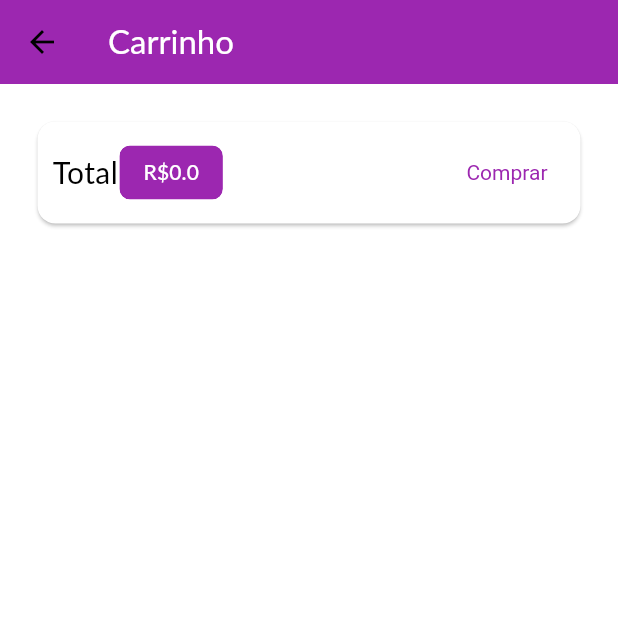
After one commit to CaioLCM/AppDeCompras-Flutter, a Flutter app: the CartPage screen opened by its route, on a phone screen of 412 x 824 dp, the top half of it. The commit adds this screen. Run offline on Flutter 3.47's test engine with Material 3 defaults, Android fonts, the phone set to English and light mode, and no system bars; network calls fail; Roboto replaces fonts that are missing (Lato).

Commit message:
Criei a tela do carrinho + Mostra o total

```diff
--- a/lib/main.dart
+++ b/lib/main.dart
@@ -1,6 +1,7 @@
 import 'package:flutter/material.dart';
 import 'package:semana6_7/models/cart.dart';
 import 'package:semana6_7/models/product_list.dart';
+import 'package:semana6_7/pages/cart_page.dart';
 import 'package:semana6_7/pages/counter_page.dart';
 import 'package:semana6_7/pages/product_detail_page.dart';
 import 'package:semana6_7/pages/products_overview_page.dart';
@@ -33,7 +34,8 @@
         ),
         home: ProductsOverviewPage(),
         routes: {
-          AppRoutes.PRODUCT_DETAIL: (ctx) => ProductDetailPage()
+          AppRoutes.PRODUCT_DETAIL: (ctx) => ProductDetailPage(),
+          AppRoutes.CART: (ctx) => CartPage()
         },
         debugShowCheckedModeBanner: false,
       ),
--- /dev/null
+++ b/lib/pages/cart_page.dart
@@ -0,0 +1,49 @@
+import 'package:flutter/material.dart';
+import 'package:flutter/widgets.dart';
+import 'package:provider/provider.dart';
+import 'package:semana6_7/models/cart.dart';
+
+class CartPage extends StatelessWidget {
+  const CartPage({super.key});
+
+  @override
+  Widget build(BuildContext context) {
+    final Cart cart = Provider.of(context);
+    return Scaffold(
+      appBar: AppBar(
+        title: Text("Carrinho", style: TextStyle(color: Colors.white)),
+        backgroundColor: Theme.of(context).primaryColor,
+      ),
+      body: Column(
+        children: [
+          Card(
+            margin: const EdgeInsets.all(25),
+            child: Padding(
+              padding: const EdgeInsets.all(10.0),
+              child: Row(
+                mainAxisAlignment: MainAxisAlignment.spaceBetween,
+                children: [
+                  Text("Total", style: TextStyle(fontSize: 20)),
+                  Chip(
+                    backgroundColor: Theme.of(context).primaryColor,
+                    label: Text(
+                      "R\$${cart.totalAmount}",
+                      style: TextStyle(
+                        color:
+                            Theme.of(
+                              context,
+                            ).primaryTextTheme.headlineMedium?.color,
+                      ),
+                    ),
+                  ),
+                  Spacer(),
+                  TextButton(onPressed: (){}, child: Text("Comprar"), style: TextButton.styleFrom(textStyle: TextStyle(color: Theme.of(context).primaryColor)),)
+                ],
+              ),
+            ),
+          ),
+        ],
+      ),
+    );
+  }
+}
--- a/lib/utils/app_routes.dart
+++ b/lib/utils/app_routes.dart
@@ -1,3 +1,4 @@
 class AppRoutes {
   static const PRODUCT_DETAIL = '/product-detail';
+  static const CART = '/cart';
 }
```
Also changed, not shown: lib/pages/products_overview_page.dart (+18 -13 lines).
